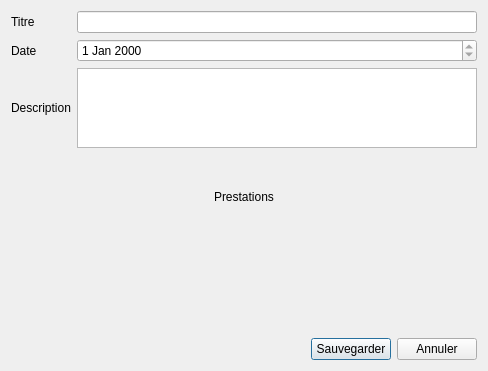
FACT-Team/FactDev, file src/dialogs/addquotedialog.ui: the form before one commit.
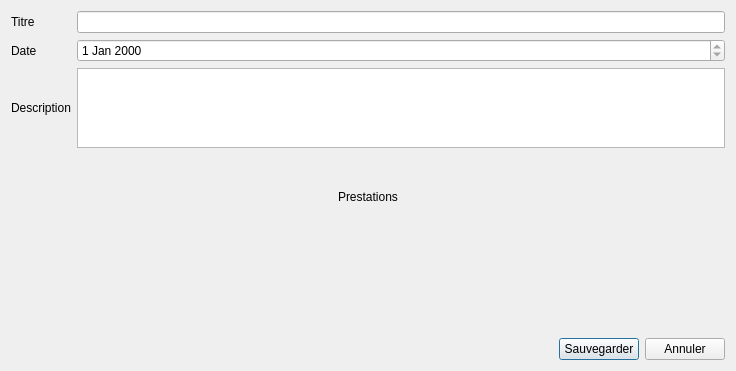
The form after the commit. Icons and pictures are not drawn.

The edit to the form file:
```diff
--- a/src/dialogs/addquotedialog.ui
+++ b/src/dialogs/addquotedialog.ui
@@ -6,7 +6,7 @@
    <rect>
     <x>0</x>
     <y>0</y>
-    <width>488</width>
+    <width>736</width>
     <height>371</height>
    </rect>
   </property>
```
